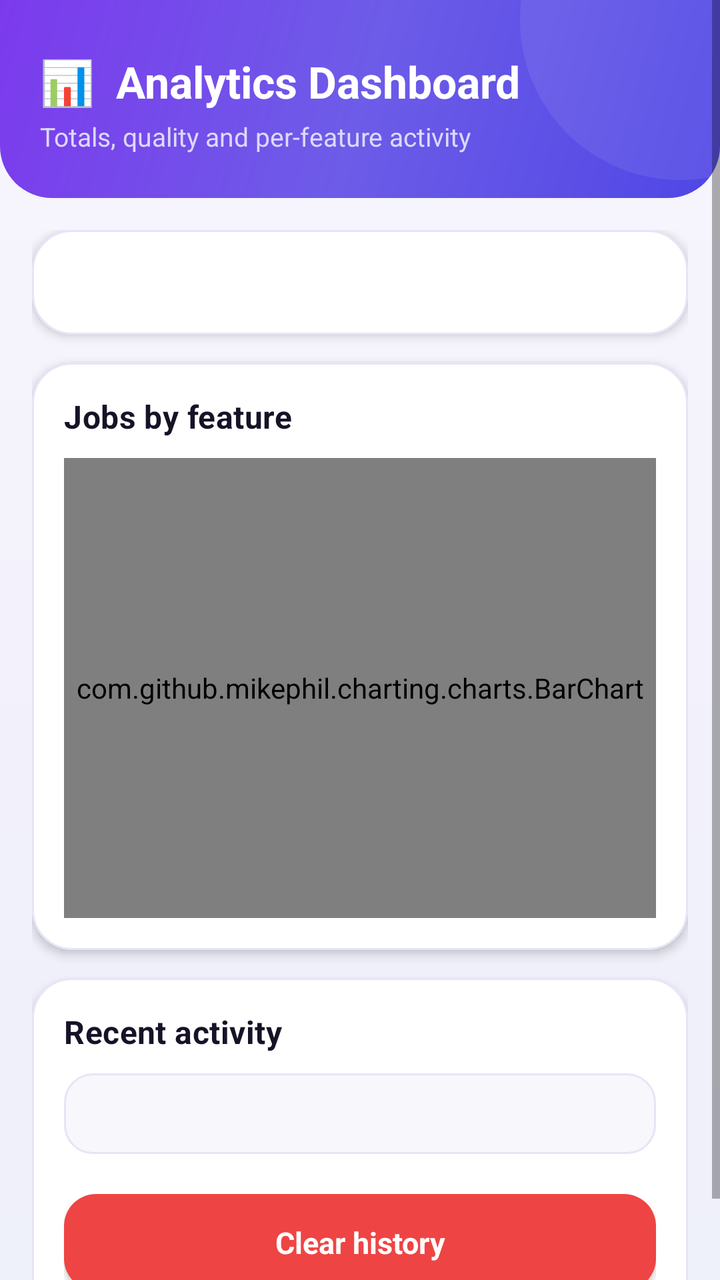
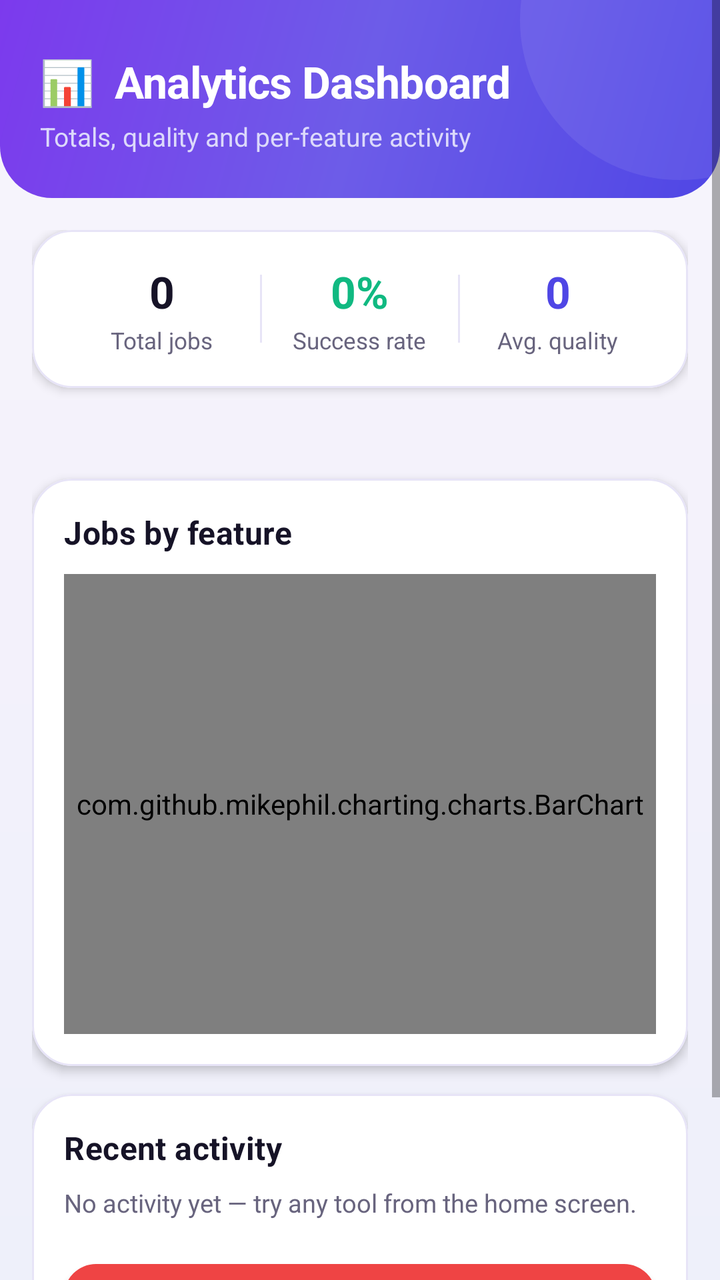

Before-and-after screenshots of an Android layout around one commit, followed by the original layout XML and the change that was made.
<!-- AndroidManifest.xml: application theme Theme.DataToolkit -->
<!-- res/layout/activity_dashboard.xml -->
<?xml version="1.0" encoding="utf-8"?>
<ScrollView xmlns:android="http://schemas.android.com/apk/res/android"
    android:layout_width="match_parent"
    android:layout_height="match_parent"
    android:clipToPadding="false">

    <LinearLayout
        android:layout_width="match_parent"
        android:layout_height="wrap_content"
        android:orientation="vertical">

        <FrameLayout
            android:layout_width="match_parent"
            android:layout_height="wrap_content"
            android:background="@drawable/bg_header_flat"
            android:paddingStart="20dp" android:paddingEnd="20dp"
            android:paddingTop="26dp" android:paddingBottom="22dp">
            <LinearLayout android:layout_width="match_parent" android:layout_height="wrap_content" android:orientation="vertical">
                <TextView android:layout_width="wrap_content" android:layout_height="wrap_content"
                    android:text="📊  Analytics Dashboard" android:textColor="@color/text_on_primary" android:textSize="22sp" android:textStyle="bold" />
                <TextView android:layout_width="wrap_content" android:layout_height="wrap_content" android:layout_marginTop="4dp"
                    android:text="Totals, quality and per-feature activity" android:textColor="@color/text_on_primary_muted" android:textSize="13sp" />
            </LinearLayout>
        </FrameLayout>

        <LinearLayout
            android:layout_width="match_parent"
            android:layout_height="wrap_content"
            android:orientation="vertical"
            android:padding="16dp">

            <ProgressBar
                android:id="@+id/progressBar"
                style="?android:attr/progressBarStyleHorizontal"
                android:layout_width="match_parent" android:layout_height="wrap_content"
                android:layout_marginBottom="10dp"
                android:progressTint="@color/primary"
                android:indeterminate="true"
                android:visibility="gone" />

            <com.google.android.material.card.MaterialCardView style="@style/Widget.App.Card" android:layout_width="match_parent" android:layout_height="wrap_content" android:layout_marginBottom="14dp">
                <TextView
                    android:id="@+id/tvSummary"
                    android:layout_width="match_parent"
                    android:layout_height="wrap_content"
                    android:textColor="@color/text_primary"
                    android:textSize="15sp"
                    android:lineSpacingExtra="4dp" />
            </com.google.android.material.card.MaterialCardView>

            <com.google.android.material.card.MaterialCardView style="@style/Widget.App.Card" android:layout_width="match_parent" android:layout_height="wrap_content" android:layout_marginBottom="14dp">
                <LinearLayout android:layout_width="match_parent" android:layout_height="wrap_content" android:orientation="vertical">
                    <TextView
                        android:layout_width="wrap_content"
                        android:layout_height="wrap_content"
                        android:text="Jobs by feature"
                        android:textAppearance="@style/TextAppearance.App.SectionTitle" />

                    <com.github.mikephil.charting.charts.BarChart
                        android:id="@+id/barChart"
                        android:layout_width="match_parent"
                        android:layout_height="230dp"
                        android:layout_marginTop="10dp" />
                </LinearLayout>
            </com.google.android.material.card.MaterialCardView>

            <com.google.android.material.card.MaterialCardView style="@style/Widget.App.Card" android:layout_width="match_parent" android:layout_height="wrap_content">
                <LinearLayout android:layout_width="match_parent" android:layout_height="wrap_content" android:orientation="vertical">
                    <TextView
                        android:layout_width="wrap_content"
                        android:layout_height="wrap_content"
                        android:text="Recent activity"
                        android:textAppearance="@style/TextAppearance.App.SectionTitle" />

                    <TextView
                        android:id="@+id/tvRecent"
                        android:layout_width="match_parent"
                        android:layout_height="wrap_content"
                        android:layout_marginTop="10dp"
                        android:background="@drawable/bg_input_field"
                        android:fontFamily="monospace"
                        android:textSize="12sp" />

                    <com.google.android.material.button.MaterialButton
                        android:id="@+id/btnClear"
                        style="@style/Widget.App.Button.Danger"
                        android:layout_width="match_parent"
                        android:layout_height="wrap_content"
                        android:layout_marginTop="14dp"
                        android:text="Clear history" />
                </LinearLayout>
            </com.google.android.material.card.MaterialCardView>

        </LinearLayout>
    </LinearLayout>
</ScrollView>
<!-- resources referenced by this layout -->
<resources>
  <color name="primary">#4F46E5</color>
  <color name="text_on_primary">#FFFFFF</color>
  <color name="text_on_primary_muted">#DCD9FB</color>
  <color name="text_primary">#161327</color>
  <!-- drawable bg_input_field (drawable) -->
  <?xml version="1.0" encoding="utf-8"?>
  <shape xmlns:android="http://schemas.android.com/apk/res/android" android:shape="rectangle">
      <solid android:color="@color/surface_muted" />
      <stroke android:width="1dp" android:color="@color/stroke" />
      <corners android:radius="14dp" />
      <padding android:left="12dp" android:top="12dp" android:right="12dp" android:bottom="12dp" />
  </shape>
  <style name="TextAppearance.App.SectionTitle" parent="TextAppearance.MaterialComponents.Subtitle1">
          <item name="android:textColor">@color/text_primary</item>
          <item name="android:textStyle">bold</item>
          <item name="android:textSize">16sp</item>
      </style>
  <style name="Widget.App.Button.Danger" parent="Widget.App.Button.Primary">
          <item name="backgroundTint">@color/error</item>
      </style>
  <style name="Widget.App.Card" parent="Widget.MaterialComponents.CardView">
          <item name="cardCornerRadius">20dp</item>
          <item name="cardElevation">3dp</item>
          <item name="cardBackgroundColor">@color/surface</item>
          <item name="strokeColor">@color/stroke</item>
          <item name="strokeWidth">1dp</item>
          <item name="contentPadding">16dp</item>
          <item name="rippleColor">@color/icon_chip_bg</item>
      </style>
  <color name="gradient_start">#4F46E5</color>
  <color name="gradient_mid">#6D5CE8</color>
  <color name="gradient_end">#7C3AED</color>
  <color name="surface_muted">#F7F7FC</color>
  <color name="stroke">#E7E4F7</color>
  <style name="Widget.App.Button.Primary" parent="Widget.MaterialComponents.Button">
          <item name="backgroundTint">@color/primary</item>
          <item name="cornerRadius">16dp</item>
          <item name="android:textAllCaps">false</item>
          <item name="android:textStyle">bold</item>
          <item name="android:textSize">15sp</item>
          <item name="android:letterSpacing">0</item>
          <item name="android:paddingTop">14dp</item>
          <item name="android:paddingBottom">14dp</item>
          <item name="rippleColor">@color/ripple_on_primary</item>
          <item name="elevation">2dp</item>
      </style>
  <color name="error">#EF4444</color>
  <color name="surface">#FFFFFF</color>
  <color name="icon_chip_bg">#EDE9FE</color>
  <color name="primary_dark">#3730A3</color>
  <color name="secondary">#7C3AED</color>
  <color name="accent">#F59E0B</color>
  <!-- drawable bg_app_gradient (drawable) -->
  <?xml version="1.0" encoding="utf-8"?>
  <layer-list xmlns:android="http://schemas.android.com/apk/res/android">
      <item>
          <shape android:shape="rectangle">
              <gradient
                  android:type="linear"
                  android:angle="90"
                  android:startColor="@color/background_alt"
                  android:centerColor="@color/background"
                  android:endColor="@color/background_soft" />
          </shape>
      </item>
  </layer-list>
  <color name="background">#F3F1FB</color>
  <color name="ripple_on_primary">#33FFFFFF</color>
  <color name="background_alt">#EEF0FA</color>
  <color name="background_soft">#F7F5FC</color>
  <!-- unchanged entries left out for length: 2 -->
</resources>

<!-- the commit's change to res/layout/activity_dashboard.xml (unified diff, before → after) -->
@@ -2,7 +2,9 @@
 <ScrollView xmlns:android="http://schemas.android.com/apk/res/android"
     android:layout_width="match_parent"
     android:layout_height="match_parent"
-    android:clipToPadding="false">
+    android:fillViewport="true"
+    android:clipToPadding="false"
+    android:paddingBottom="24dp">
 
     <LinearLayout
         android:layout_width="match_parent"
@@ -16,8 +18,12 @@
             android:paddingStart="20dp" android:paddingEnd="20dp"
             android:paddingTop="26dp" android:paddingBottom="22dp">
             <LinearLayout android:layout_width="match_parent" android:layout_height="wrap_content" android:orientation="vertical">
-                <TextView android:layout_width="wrap_content" android:layout_height="wrap_content"
-                    android:text="📊  Analytics Dashboard" android:textColor="@color/text_on_primary" android:textSize="22sp" android:textStyle="bold" />
+                <TextView
+                    android:layout_width="wrap_content"
+                    android:layout_height="wrap_content"
+                    android:text="📊  Analytics Dashboard"
+                    android:textColor="@color/text_on_primary"
+                    android:textAppearance="@style/TextAppearance.App.HeroTitle" />
                 <TextView android:layout_width="wrap_content" android:layout_height="wrap_content" android:layout_marginTop="4dp"
                     android:text="Totals, quality and per-feature activity" android:textColor="@color/text_on_primary_muted" android:textSize="13sp" />
             </LinearLayout>
@@ -38,15 +44,65 @@
                 android:indeterminate="true"
                 android:visibility="gone" />
 
+            
             <com.google.android.material.card.MaterialCardView style="@style/Widget.App.Card" android:layout_width="match_parent" android:layout_height="wrap_content" android:layout_marginBottom="14dp">
-                <TextView
-                    android:id="@+id/tvSummary"
+                <LinearLayout
                     android:layout_width="match_parent"
                     android:layout_height="wrap_content"
-                    android:textColor="@color/text_primary"
-                    android:textSize="15sp"
-                    android:lineSpacingExtra="4dp" />
+                    android:orientation="horizontal"
+                    android:gravity="center_vertical">
+
+                    <LinearLayout
+                        android:layout_width="0dp" android:layout_height="wrap_content" android:layout_weight="1"
+                        android:orientation="vertical" android:gravity="center_horizontal">
+                        <TextView
+                            android:id="@+id/tvTotalJobs"
+                            android:layout_width="wrap_content" android:layout_height="wrap_content"
+                            android:text="0" android:textColor="@color/text_primary" android:textSize="22sp" android:textStyle="bold" />
+                        <TextView
+                            android:layout_width="wrap_content" android:layout_height="wrap_content" android:layout_marginTop="2dp"
+                            android:text="Total jobs" android:textColor="@color/text_secondary" android:textSize="11.5sp" />
+                    </LinearLayout>
+
+                    <View android:layout_width="1dp" android:layout_height="34dp" android:background="@color/stroke" />
+
+                    <LinearLayout
+                        android:layout_width="0dp" android:layout_height="wrap_content" android:layout_weight="1"
+                        android:orientation="vertical" android:gravity="center_horizontal">
+                        <TextView
+                            android:id="@+id/tvSuccessRate"
+                            android:layout_width="wrap_content" android:layout_height="wrap_content"
+                            android:text="0%" android:textColor="@color/success" android:textSize="22sp" android:textStyle="bold" />
+                        <TextView
+                            android:layout_width="wrap_content" android:layout_height="wrap_content" android:layout_marginTop="2dp"
+                            android:text="Success rate" android:textColor="@color/text_secondary" android:textSize="11.5sp" />
+                    </LinearLayout>
+
+                    <View android:layout_width="1dp" android:layout_height="34dp" android:background="@color/stroke" />
+
+                    <LinearLayout
+                        android:layout_width="0dp" android:layout_height="wrap_content" android:layout_weight="1"
+                        android:orientation="vertical" android:gravity="center_horizontal">
+                        <TextView
+                            android:id="@+id/tvAvgQuality"
+                            android:layout_width="wrap_content" android:layout_height="wrap_content"
+                            android:text="0" android:textColor="@color/primary" android:textSize="22sp" android:textStyle="bold" />
+                        <TextView
+                            android:layout_width="wrap_content" android:layout_height="wrap_content" android:layout_marginTop="2dp"
+                            android:text="Avg. quality" android:textColor="@color/text_secondary" android:textSize="11.5sp" />
+                    </LinearLayout>
+                </LinearLayout>
             </com.google.android.material.card.MaterialCardView>
+
+            
+            <TextView
+                android:id="@+id/tvBreakdown"
+                android:layout_width="match_parent"
+                android:layout_height="wrap_content"
+                android:layout_marginBottom="14dp"
+                android:gravity="center"
+                android:textColor="@color/text_secondary"
+                android:textSize="12.5sp" />
 
             <com.google.android.material.card.MaterialCardView style="@style/Widget.App.Card" android:layout_width="match_parent" android:layout_height="wrap_content" android:layout_marginBottom="14dp">
                 <LinearLayout android:layout_width="match_parent" android:layout_height="wrap_content" android:orientation="vertical">
@@ -55,6 +111,16 @@
                         android:layout_height="wrap_content"
                         android:text="Jobs by feature"
                         android:textAppearance="@style/TextAppearance.App.SectionTitle" />
+
+                    <TextView
+                        android:id="@+id/tvChartEmptyState"
+                        android:layout_width="match_parent"
+                        android:layout_height="wrap_content"
+                        android:layout_marginTop="10dp"
+                        android:text="No activity yet — run any tool to see a breakdown here."
+                        android:textColor="@color/text_secondary"
+                        android:textSize="13sp"
+                        android:visibility="gone" />
 
                     <com.github.mikephil.charting.charts.BarChart
                         android:id="@+id/barChart"
@@ -73,13 +139,20 @@
                         android:textAppearance="@style/TextAppearance.App.SectionTitle" />
 
                     <TextView
-                        android:id="@+id/tvRecent"
+                        android:id="@+id/tvRecentEmptyState"
                         android:layout_width="match_parent"
                         android:layout_height="wrap_content"
-                        android:layout_marginTop="10dp"
-                        android:background="@drawable/bg_input_field"
-                        android:fontFamily="monospace"
-                        android:textSize="12sp" />
+                        android:layout_marginTop="8dp"
+                        android:text="No activity yet — try any tool from the home screen."
+                        android:textColor="@color/text_secondary"
+                        android:textSize="12.5sp" />
+
+                    <LinearLayout
+                        android:id="@+id/recentContainer"
+                        android:layout_width="match_parent"
+                        android:layout_height="wrap_content"
+                        android:layout_marginTop="2dp"
+                        android:orientation="vertical" />
 
                     <com.google.android.material.button.MaterialButton
                         android:id="@+id/btnClear"
<!-- resource entries referenced after the edit -->
@@ -4,14 +4,13 @@
   <color name="text_on_primary">#FFFFFF</color>
   <color name="text_on_primary_muted">#DCD9FB</color>
   <color name="text_primary">#161327</color>
-  <!-- drawable bg_input_field (drawable) -->
-  <?xml version="1.0" encoding="utf-8"?>
-  <shape xmlns:android="http://schemas.android.com/apk/res/android" android:shape="rectangle">
-      <solid android:color="@color/surface_muted" />
-      <stroke android:width="1dp" android:color="@color/stroke" />
-      <corners android:radius="14dp" />
-      <padding android:left="12dp" android:top="12dp" android:right="12dp" android:bottom="12dp" />
-  </shape>
+  <color name="text_secondary">#68647E</color>
+  <style name="TextAppearance.App.HeroTitle" parent="TextAppearance.MaterialComponents.Headline5">
+          <item name="android:fontFamily">sans-serif-medium</item>
+          <item name="android:textStyle">bold</item>
+          <item name="android:letterSpacing">-0.01</item>
+          <item name="android:textSize">22sp</item>
+      </style>
   <style name="TextAppearance.App.SectionTitle" parent="TextAppearance.MaterialComponents.Subtitle1">
           <item name="android:textColor">@color/text_primary</item>
           <item name="android:textStyle">bold</item>
@@ -32,8 +31,8 @@
   <color name="gradient_start">#4F46E5</color>
   <color name="gradient_mid">#6D5CE8</color>
   <color name="gradient_end">#7C3AED</color>
-  <color name="surface_muted">#F7F7FC</color>
   <color name="stroke">#E7E4F7</color>
+  <color name="success">#10B981</color>
   <style name="Widget.App.Button.Primary" parent="Widget.MaterialComponents.Button">
           <item name="backgroundTint">@color/primary</item>
           <item name="cornerRadius">16dp</item>
